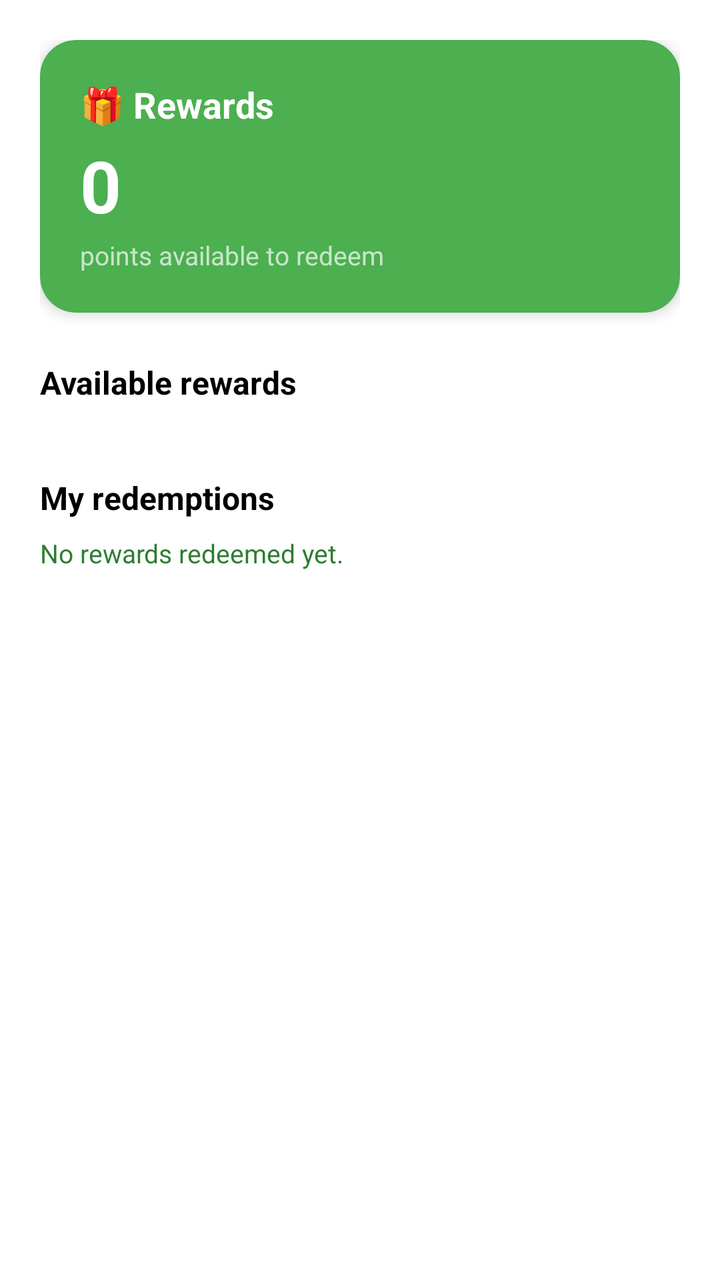
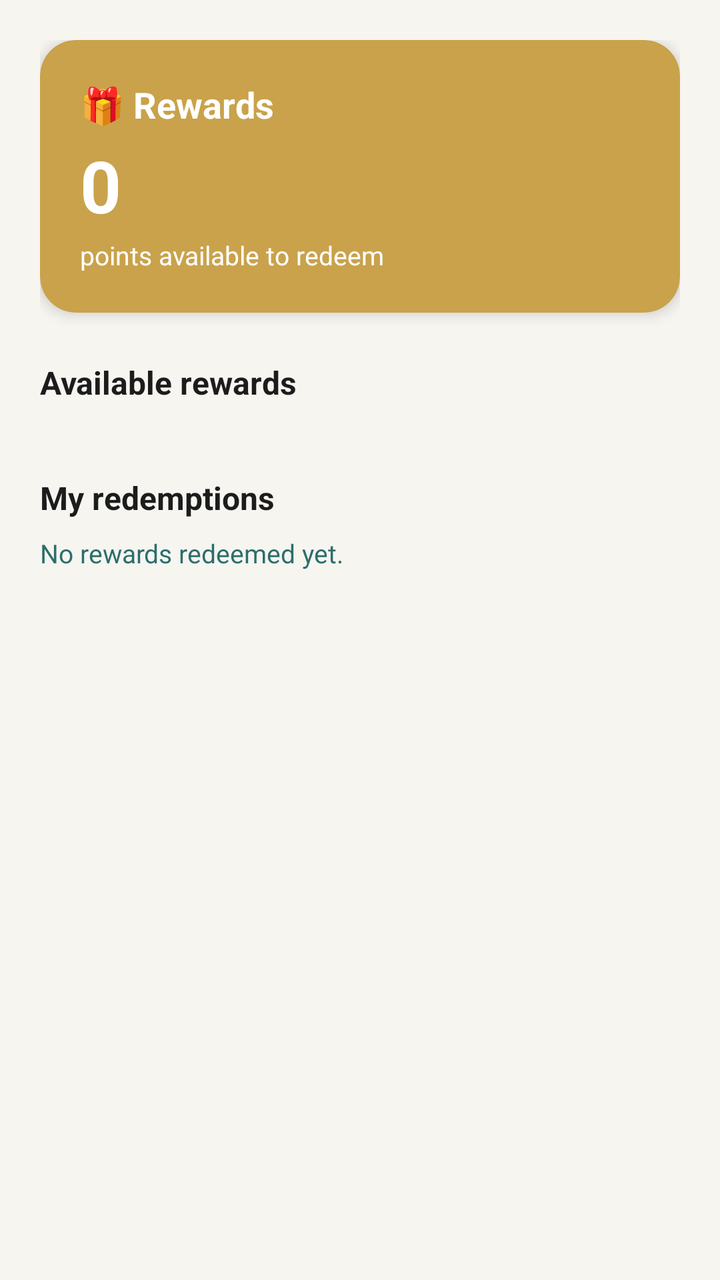

The first picture is an Android layout as it rendered before a commit; the second is the same layout after the commit. The layout source and the unified diff follow.
<!-- AndroidManifest.xml: application theme Theme.EcoSort -->
<!-- res/layout/activity_rewards.xml -->
<?xml version="1.0" encoding="utf-8"?>
<androidx.core.widget.NestedScrollView
    xmlns:android="http://schemas.android.com/apk/res/android"
    xmlns:app="http://schemas.android.com/apk/res-auto"
    android:layout_width="match_parent"
    android:layout_height="match_parent"
    android:background="@color/white"
    android:fillViewport="true">

    <LinearLayout
        android:layout_width="match_parent"
        android:layout_height="wrap_content"
        android:orientation="vertical"
        android:padding="20dp">

        <androidx.cardview.widget.CardView
            android:layout_width="match_parent"
            android:layout_height="wrap_content"
            app:cardBackgroundColor="@color/green_primary"
            app:cardCornerRadius="18dp"
            app:cardElevation="4dp">

            <LinearLayout
                android:layout_width="match_parent"
                android:layout_height="wrap_content"
                android:orientation="vertical"
                android:padding="20dp">

                <TextView
                    android:layout_width="wrap_content"
                    android:layout_height="wrap_content"
                    android:text="🎁 Rewards"
                    android:textColor="@color/white"
                    android:textSize="18sp"
                    android:textStyle="bold" />

                <TextView
                    android:id="@+id/tvRewardPoints"
                    android:layout_width="wrap_content"
                    android:layout_height="wrap_content"
                    android:layout_marginTop="4dp"
                    android:text="0"
                    android:textColor="@color/white"
                    android:textSize="36sp"
                    android:textStyle="bold" />

                <TextView
                    android:layout_width="wrap_content"
                    android:layout_height="wrap_content"
                    android:layout_marginTop="2dp"
                    android:text="points available to redeem"
                    android:textColor="@color/green_light"
                    android:textSize="13sp" />

            </LinearLayout>

        </androidx.cardview.widget.CardView>

        <TextView
            android:layout_width="match_parent"
            android:layout_height="wrap_content"
            android:layout_marginTop="24dp"
            android:text="Available rewards"
            android:textColor="@color/black"
            android:textSize="16sp"
            android:textStyle="bold" />

        <LinearLayout
            android:id="@+id/rewardsContainer"
            android:layout_width="match_parent"
            android:layout_height="wrap_content"
            android:layout_marginTop="10dp"
            android:orientation="vertical" />

        <TextView
            android:layout_width="match_parent"
            android:layout_height="wrap_content"
            android:layout_marginTop="26dp"
            android:text="My redemptions"
            android:textColor="@color/black"
            android:textSize="16sp"
            android:textStyle="bold" />

        <TextView
            android:id="@+id/tvNoHistory"
            android:layout_width="match_parent"
            android:layout_height="wrap_content"
            android:layout_marginTop="8dp"
            android:text="No rewards redeemed yet."
            android:textColor="@color/green_dark"
            android:textSize="13sp" />

        <LinearLayout
            android:id="@+id/historyContainer"
            android:layout_width="match_parent"
            android:layout_height="wrap_content"
            android:layout_marginTop="8dp"
            android:layout_marginBottom="12dp"
            android:orientation="vertical" />

    </LinearLayout>

</androidx.core.widget.NestedScrollView>
<!-- resources referenced by this layout -->
<resources>
  <color name="black">#FF000000</color>
  <color name="green_dark">#2E7D32</color>
  <color name="green_light">#C8E6C9</color>
  <color name="green_primary">#4CAF50</color>
  <color name="white">#FFFFFFFF</color>
  <style name="Theme.EcoSort" parent="Base.Theme.EcoSort" />
  <style name="Base.Theme.EcoSort" parent="Theme.Material3.DayNight.NoActionBar">
  
          <item name="colorPrimary">@color/green_primary</item>
          <item name="colorSecondary">@color/green_primary</item>
  
          
          <item name="android:statusBarColor">@color/green_dark</item>
  
      </style>
</resources>

<!-- the commit's change to res/layout/activity_rewards.xml (unified diff, before → after) -->
@@ -4,7 +4,7 @@
     xmlns:app="http://schemas.android.com/apk/res-auto"
     android:layout_width="match_parent"
     android:layout_height="match_parent"
-    android:background="@color/white"
+    android:background="@color/bg_soft"
     android:fillViewport="true">
 
     <LinearLayout
@@ -16,7 +16,7 @@
         <androidx.cardview.widget.CardView
             android:layout_width="match_parent"
             android:layout_height="wrap_content"
-            app:cardBackgroundColor="@color/green_primary"
+            app:cardBackgroundColor="@color/accent_gold"
             app:cardCornerRadius="18dp"
             app:cardElevation="4dp">
 
@@ -49,7 +49,7 @@
                     android:layout_height="wrap_content"
                     android:layout_marginTop="2dp"
                     android:text="points available to redeem"
-                    android:textColor="@color/green_light"
+                    android:textColor="@color/white"
                     android:textSize="13sp" />
 
             </LinearLayout>
@@ -61,7 +61,7 @@
             android:layout_height="wrap_content"
             android:layout_marginTop="24dp"
             android:text="Available rewards"
-            android:textColor="@color/black"
+            android:textColor="@color/text_primary"
             android:textSize="16sp"
             android:textStyle="bold" />
 
@@ -77,7 +77,7 @@
             android:layout_height="wrap_content"
             android:layout_marginTop="26dp"
             android:text="My redemptions"
-            android:textColor="@color/black"
+            android:textColor="@color/text_primary"
             android:textSize="16sp"
             android:textStyle="bold" />
 
@@ -87,7 +87,7 @@
             android:layout_height="wrap_content"
             android:layout_marginTop="8dp"
             android:text="No rewards redeemed yet."
-            android:textColor="@color/green_dark"
+            android:textColor="@color/teal_primary"
             android:textSize="13sp" />
 
         <LinearLayout
<!-- resource entries referenced after the edit -->
@@ -1,19 +1,18 @@
 <!-- resources referenced by this layout -->
 <resources>
-  <color name="black">#FF000000</color>
-  <color name="green_dark">#2E7D32</color>
-  <color name="green_light">#C8E6C9</color>
-  <color name="green_primary">#4CAF50</color>
+  <color name="accent_gold">#C9A24B</color>
+  <color name="bg_soft">#F6F5F0</color>
+  <color name="teal_primary">#2C6E6B</color>
+  <color name="text_primary">#1C1C1C</color>
+  <color name="green_dark">#0F3D28</color>
+  <color name="green_primary">#1B5E3F</color>
   <color name="white">#FFFFFFFF</color>
   <style name="Theme.EcoSort" parent="Base.Theme.EcoSort" />
   <style name="Base.Theme.EcoSort" parent="Theme.Material3.DayNight.NoActionBar">
-  
           <item name="colorPrimary">@color/green_primary</item>
-          <item name="colorSecondary">@color/green_primary</item>
-  
-          
+          <item name="colorSecondary">@color/teal_primary</item>
           <item name="android:statusBarColor">@color/green_dark</item>
-  
+          <item name="android:windowBackground">@color/bg_soft</item>
       </style>
 </resources>
 
